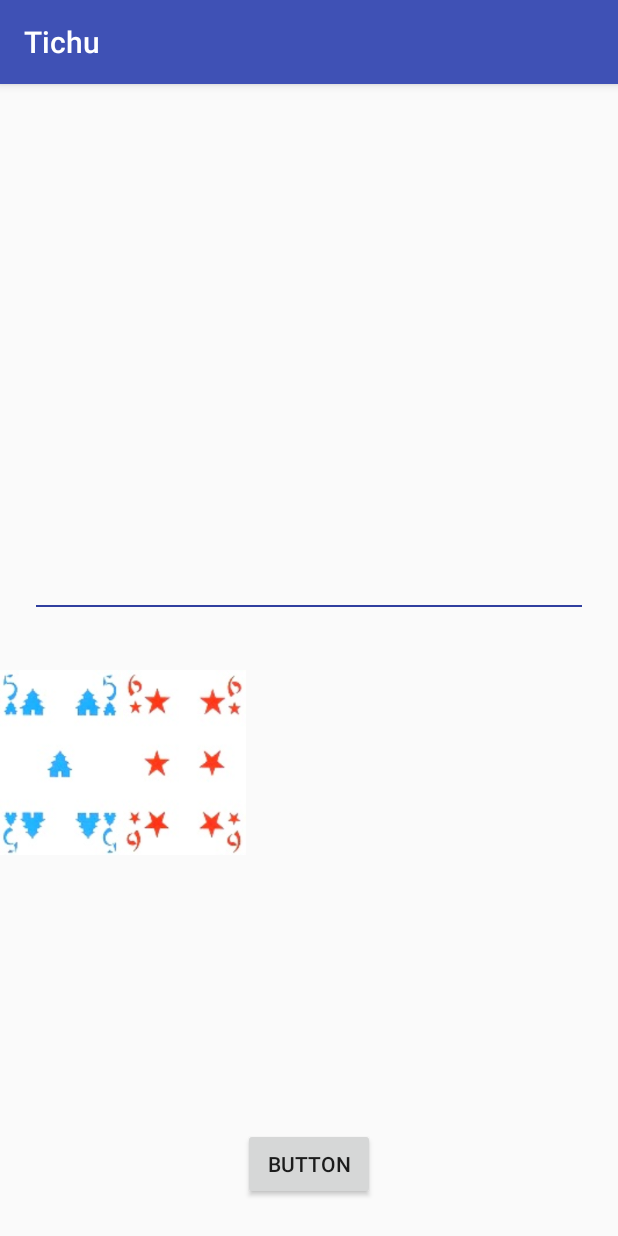
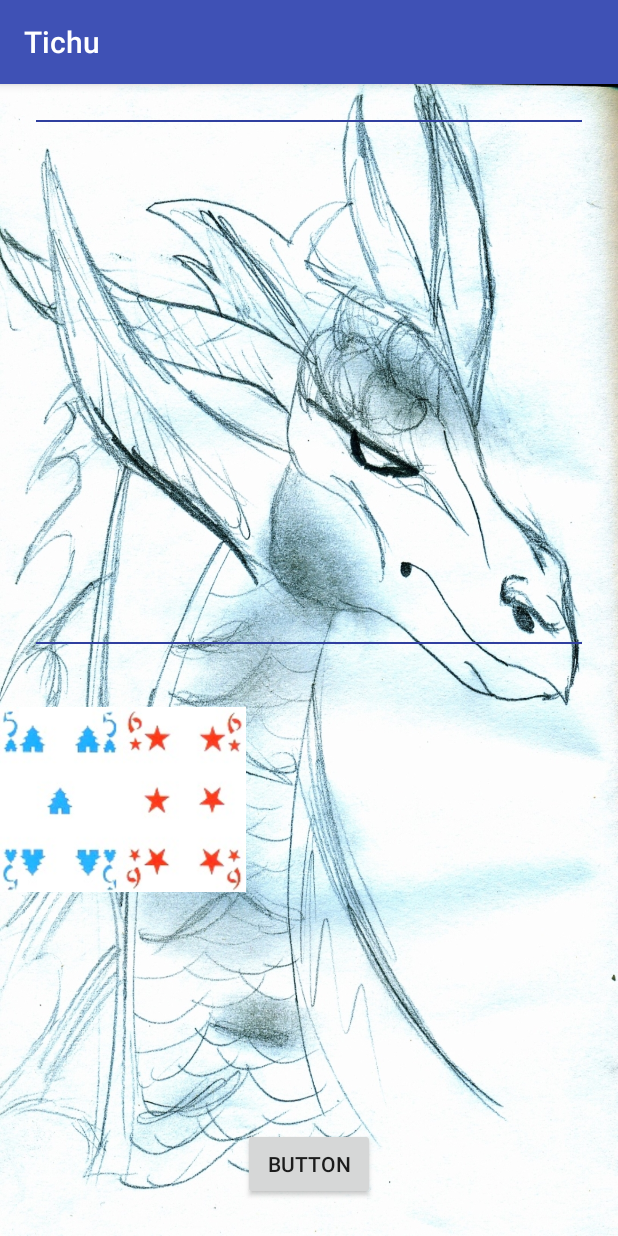
Before and after one commit to Matzi24GR/Tichu, an Android app: the screen it shows after launch (MainActivity), after a tap on "BUTTON", on a phone screen of 412 x 824 dp. Run offline under Robolectric (Android 15) with nearby library versions, the phone set to English and light mode, and no system bars.

Commit message:
fonto kainourgio

```diff
--- a/app/src/main/java/com/example/geomatmatzi/tichu/MainActivity.java
+++ b/app/src/main/java/com/example/geomatmatzi/tichu/MainActivity.java
@@ -22,7 +22,7 @@ public class MainActivity extends AppCompatActivity {
     protected void onCreate(Bundle savedInstanceState) {
         super.onCreate(savedInstanceState);
         setContentView(R.layout.activity_main);
-        final Button button =  findViewById(R.id.button);
+        final Button addCardsButton =  findViewById(R.id.add_cards_button);
         final ArrayList<Card> deck = new ArrayList<Card>();
         final GridView gridView = findViewById(R.id.player_grid_view);
         final DeckAdapter adapter = new DeckAdapter(this, deck);
@@ -94,7 +94,7 @@ public class MainActivity extends AppCompatActivity {
 
         Collections.shuffle(AllCards);
 
-        button.setOnClickListener(new View.OnClickListener() {
+        addCardsButton.setOnClickListener(new View.OnClickListener() {
             @Override
             public void onClick(View view) {
 
--- a/app/src/main/res/layout/activity_main.xml
+++ b/app/src/main/res/layout/activity_main.xml
@@ -6,13 +6,20 @@
     android:layout_height="match_parent"
     tools:context="com.example.geomatmatzi.tichu.MainActivity"
     android:layout_gravity="center"
-    android:orientation="vertical">
+    android:orientation="vertical"
+    android:background="@drawable/dragon">
+
+    <View
+        android:layout_width="match_parent"
+        android:layout_height="1dp"
+        android:background="@color/colorPrimaryDark"
+        android:layout_margin="24dp"/>
+
     <GridView
         android:layout_width="wrap_content"
         android:layout_height="wrap_content"
         android:id="@+id/select_deck"
-        android:layout_weight="1">
-    </GridView>
+        android:layout_weight="1"/>
 
     <View
         android:layout_width="match_parent"
@@ -30,7 +37,7 @@
 
 
     <Button
-        android:id="@+id/button"
+        android:id="@+id/add_cards_button"
         android:layout_width="wrap_content"
         android:layout_height="wrap_content"
         android:layout_gravity="center"
```
Also changed, not shown: app/src/main/res/drawable/dragon.jpg (added).
